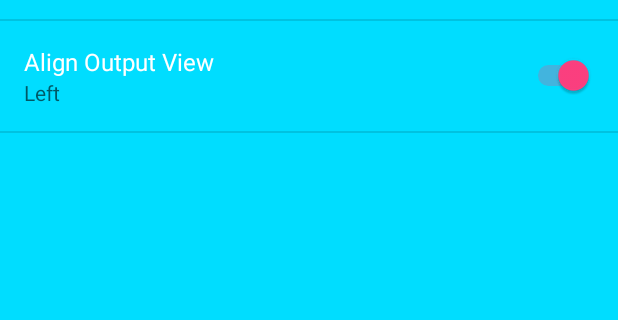
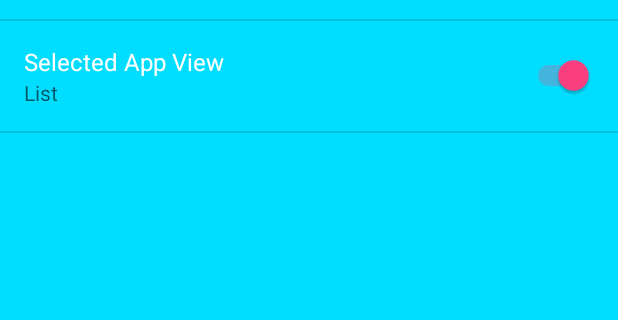
Before and after one commit to HitRoxxx/FloatingNew, an Android app: the fragment Setting shown on its own in the app's theme, on a phone screen of 412 x 824 dp, the part 146-466 px from its top. Run offline under Robolectric (Android 15) with nearby library versions, the phone set to English and light mode, and no system bars.

Commit message:
Add a bubble view To Selected app

```diff
--- a/app/build.gradle
+++ b/app/build.gradle
@@ -36,4 +36,5 @@ dependencies {
     compile 'com.android.support:design:25.3.1'
     testCompile 'junit:junit:4.12'
     annotationProcessor 'com.github.bumptech.glide:compiler:4.0.0-RC0'
+    compile 'com.github.igalata:Bubble-Picker:v0.2.4'
 }
--- a/app/src/main/java/com/theLoneWarrior/floating/preference/Setting.java
+++ b/app/src/main/java/com/theLoneWarrior/floating/preference/Setting.java
@@ -7,6 +7,7 @@ import android.preference.Preference;
 import android.preference.PreferenceFragment;
 import android.preference.PreferenceGroup;
 import android.preference.SwitchPreference;
+import android.widget.Toast;
 
 import com.theLoneWarrior.floating.R;
 
@@ -83,6 +84,17 @@ public class Setting extends PreferenceFragment implements SharedPreferences.OnS
                 }
 
             }
+            if (key.equals("SelectedApp")) {
+                if (getPreferenceManager().getSharedPreferences().getBoolean("SelectedApp", false)) {
+                    /*switchPreference.setIcon(R.mipmap.ic_launcher);*/
+                    switchPreference.setSummary("List");
+                } else {
+                    /*switchPreference.setIcon(R.drawable.center);*/
+                    switchPreference.setSummary("Bubble");
+                    Toast.makeText(getActivity(), "Bubble view is Still Experimental", Toast.LENGTH_SHORT).show();
+                }
+
+            }
             return;
         }
      //   SharedPreferences sharedPrefs = getPreferenceManager().getSharedPreferences();
--- a/app/src/main/res/xml/app_preferences.xml
+++ b/app/src/main/res/xml/app_preferences.xml
@@ -14,9 +14,9 @@
         <SwitchPreference
             android:background="@color/colorHalfTransparent"
             android:defaultValue="true"
-            android:key="Alignment"
-            android:summary="Left"
-            android:title="Align Output View" />
+            android:key="SelectedApp"
+            android:summary="List "
+            android:title="Selected App View" />
     </PreferenceCategory>
 
 </PreferenceScreen>
--- a/build.gradle
+++ b/build.gradle
@@ -15,6 +15,7 @@ buildscript {
 allprojects {
     repositories {
         jcenter()
+        maven { url "https://jitpack.io" }
     }
 }
 
```
Also changed, not shown: app/src/main/java/com/theLoneWarrior/floating/SelectedApplication.java (+94 -14 lines), app/src/main/res/layout/content_selected_application.xml (+22 -5 lines).
